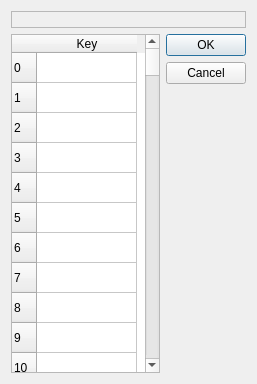
First picture: the form in trunk/src/kmapdialog.ui, repository svn2github/vmpk, before the edit.
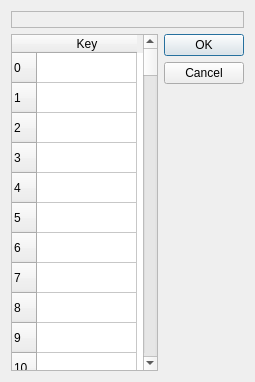
Second picture: the form after the edit.

Patch:
```diff
--- a/trunk/src/kmapdialog.ui
+++ b/trunk/src/kmapdialog.ui
@@ -4,12 +4,12 @@
   <property name="windowModality" >
    <enum>Qt::WindowModal</enum>
   </property>
-  <property name="geometry" >
+  <property name="geometry">
    <rect>
     <x>0</x>
     <y>0</y>
-    <width>257</width>
-    <height>384</height>
+    <width>255</width>
+    <height>382</height>
    </rect>
   </property>
   <property name="windowTitle" >
@@ -696,14 +696,14 @@
      <property name="orientation" >
       <enum>Qt::Vertical</enum>
      </property>
-     <property name="standardButtons" >
-      <set>QDialogButtonBox::Cancel|QDialogButtonBox::NoButton|QDialogButtonBox::Ok</set>
+     <property name="standardButtons">
+      <set>QDialogButtonBox::Cancel|QDialogButtonBox::Ok</set>
      </property>
     </widget>
    </item>
   </layout>
  </widget>
- <layoutdefault spacing="6" margin="11" />
+ <layoutdefault spacing="6" margin="11"/>
  <resources/>
  <connections>
   <connection>
```
Left out of the diff: 309 changed lines with no effect on the pictures.
